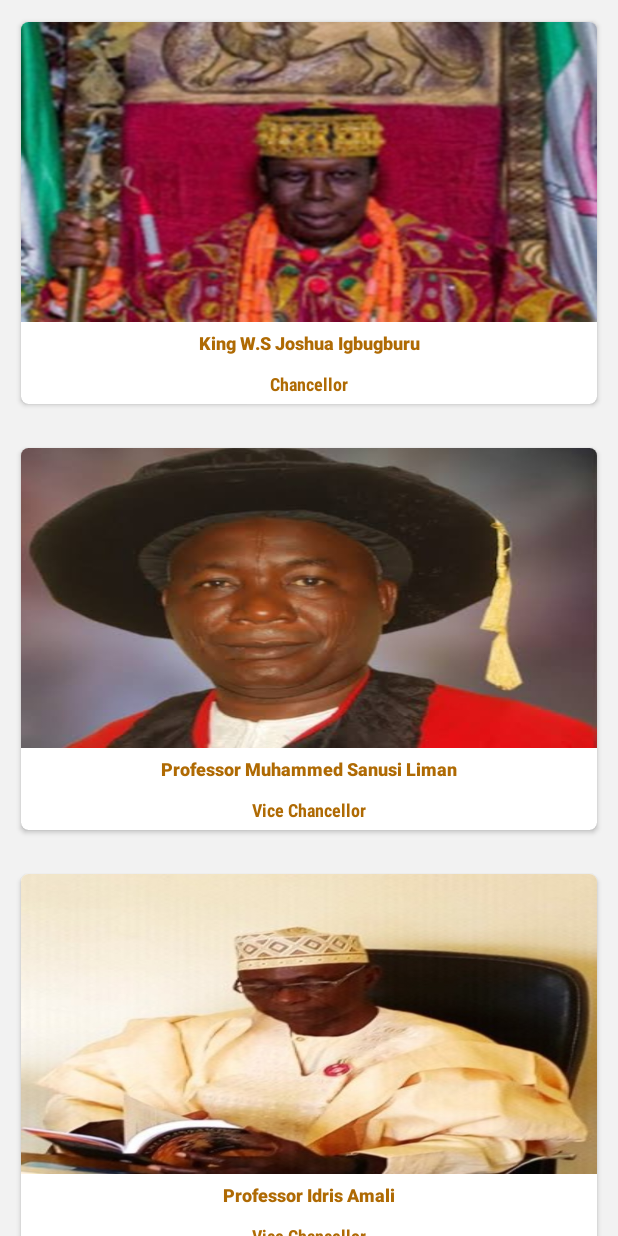
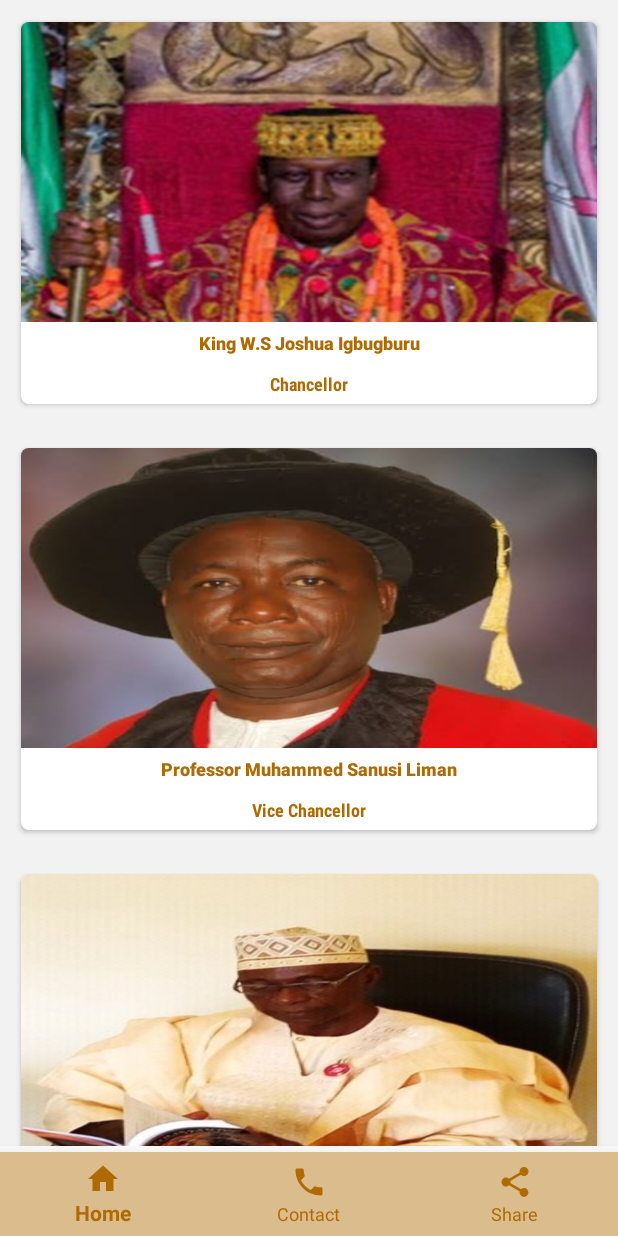
Before and after one commit to Leekogram/FULafiaGuide, an Android app: the screen it shows after launch (PrincipalOfficers), after a tap on "Principal Officers", on a phone screen of 412 x 824 dp. Run offline under Robolectric (Android 15) with nearby library versions, the phone set to English and light mode, and no system bars.

Commit message:
*added Bottom Navigation bar to PrincipalOfficers activity  *Stop the overlapping of pastvcs fragment by bottom navigation bar

```diff
--- a/app/src/main/java/com/leedroids/fulafiaguide/FacultyPage.java
+++ b/app/src/main/java/com/leedroids/fulafiaguide/FacultyPage.java
@@ -56,8 +56,6 @@ public class FacultyPage extends AppCompatActivity {
         departmentModel = new ArrayList<DepartmentModel>();
 
         Bundle extras = getIntent().getExtras();
-
-
 
         int f_image = extras.getInt("facultyImage");
          f_name = extras.getString("facultyName");
--- a/app/src/main/java/com/leedroids/fulafiaguide/MainActivity.java
+++ b/app/src/main/java/com/leedroids/fulafiaguide/MainActivity.java
@@ -41,9 +41,11 @@ public class MainActivity extends AppCompatActivity {
         map = findViewById(R.id.Map);
         more = findViewById(R.id.More);
         scrollView = findViewById(R.id.scrollView);
+
         bottomNavigationView = findViewById(R.id.bottomBar);
+        bottomNavigationView.setOnNavigationItemSelectedListener(new NavigationListener(this));
 
-
+/**
         bottomNavigationView.setOnNavigationItemSelectedListener(new BottomNavigationView.OnNavigationItemSelectedListener() {
             @Override
             public boolean onNavigationItemSelected(@NonNull MenuItem item) {
@@ -68,13 +70,10 @@ public class MainActivity extends AppCompatActivity {
                         startActivity(sendIntent);
                         break;
 
-
-
-
                 }
                 return true;
             }
-        });
+        }); **/
 
         history.setOnClickListener(new View.OnClickListener() {
             @Override
--- a/app/src/main/java/com/leedroids/fulafiaguide/PrincipalOfficers.java
+++ b/app/src/main/java/com/leedroids/fulafiaguide/PrincipalOfficers.java
@@ -9,6 +9,8 @@ import model.PrincipalOfficersModel;
 
 import android.os.Bundle;
 
+import com.google.android.material.bottomnavigation.BottomNavigationView;
+
 import java.util.ArrayList;
 
 public class PrincipalOfficers extends AppCompatActivity {
@@ -16,6 +18,7 @@ public class PrincipalOfficers extends AppCompatActivity {
     private RecyclerView recyclerView;
     private ArrayList<PrincipalOfficersModel> principalOfficersModels;
     private PrincipalOfficersAdapter principalOfficersAdapter;
+    private BottomNavigationView bottomNavigationView;
 
     private int[] IMAGE1 = {R.drawable.chancellor,R.drawable.liman,R.drawable.dvc,
 		R.drawable.registrar,R.drawable.librarian,R.drawable.bursar};
@@ -46,5 +49,8 @@ public class PrincipalOfficers extends AppCompatActivity {
 
         principalOfficersAdapter = new PrincipalOfficersAdapter(PrincipalOfficers.this, principalOfficersModels);
         recyclerView.setAdapter(principalOfficersAdapter);
+
+        bottomNavigationView = findViewById(R.id.bottomBar);
+        bottomNavigationView.setOnNavigationItemSelectedListener(new NavigationListener(this));
     }
 }
--- a/app/src/main/res/layout/activity_principal_officers.xml
+++ b/app/src/main/res/layout/activity_principal_officers.xml
@@ -1,27 +1,34 @@
 <?xml version="1.0" encoding="utf-8"?>
-<ScrollView xmlns:android="http://schemas.android.com/apk/res/android"
+<androidx.coordinatorlayout.widget.CoordinatorLayout xmlns:android="http://schemas.android.com/apk/res/android"
     xmlns:app="http://schemas.android.com/apk/res-auto"
     xmlns:tools="http://schemas.android.com/tools"
     android:layout_width="match_parent"
-    android:layout_height="match_parent"
+    android:layout_height="match_parent">
+    <ScrollView
+        android:layout_width="match_parent"
+        android:layout_height="wrap_content"
         android:background="#f2f2f2"
+        android:layout_marginBottom="60dp"
         tools:context=".PrincipalOfficers">
 
         <LinearLayout
+            android:id="@+id/mainLay"
             android:layout_width="match_parent"
             android:layout_height="match_parent"
             android:orientation="vertical">
+
             <TextView
                 android:layout_width="match_parent"
                 android:layout_height="wrap_content"
-            android:layout_marginTop="10dp"
+                android:layout_marginTop="5dp"
+                android:layout_marginBottom="5dp"
+                android:gravity="center_horizontal"
                 android:text="FULafia Principal Officers"
                 android:textAlignment="center"
                 android:textAllCaps="true"
                 android:textColor="#FFAF6A03"
                 android:textSize="18sp"
-            android:textStyle="bold"
-            app:fontFamily="serif" />
+                android:textStyle="bold" />
 
             <androidx.recyclerview.widget.RecyclerView
                 android:id="@+id/recycler_view"
@@ -30,6 +37,18 @@
                 android:layout_marginTop="10dp"
                 android:scrollbars="none" />
 
+
         </LinearLayout>
-
     </ScrollView>
+    <com.google.android.material.bottomnavigation.BottomNavigationView
+        android:id="@+id/bottomBar"
+        android:layout_width="match_parent"
+        android:layout_height="wrap_content"
+        android:background="#fff"
+        android:foreground="#73AF6A03"
+        android:layout_gravity="bottom"
+        app:elevation="16dp"
+        app:itemIconTint="@color/colorAccent"
+        app:itemTextColor="@color/colorAccent"
+        app:menu="@xml/bottom_nav_menu" />
+</androidx.coordinatorlayout.widget.CoordinatorLayout>
--- a/app/src/main/res/layout/fragment_pastvcs.xml
+++ b/app/src/main/res/layout/fragment_pastvcs.xml
@@ -10,8 +10,7 @@
     <LinearLayout
         android:layout_width="match_parent"
         android:layout_height="match_parent"
-        android:orientation="vertical"
-        android:layout_marginBottom="60dp">
+        android:orientation="vertical">
 
         <androidx.cardview.widget.CardView
             android:layout_width="match_parent"
@@ -85,7 +84,6 @@
                     android:scaleType="fitXY"
                     android:src="@drawable/liman" />
 
-
                 <TextView
                     android:layout_width="match_parent"
                     android:layout_height="wrap_content"
```
Also changed, not shown: app/src/main/java/com/leedroids/fulafiaguide/History.java (+5 -2 lines), app/src/main/java/com/leedroids/fulafiaguide/NavigationListener.java (added, +44 -0 lines), app/src/main/res/layout/activity_history.xml (+22 -2 lines). Lines whose indentation alone changed are shown as unchanged.
